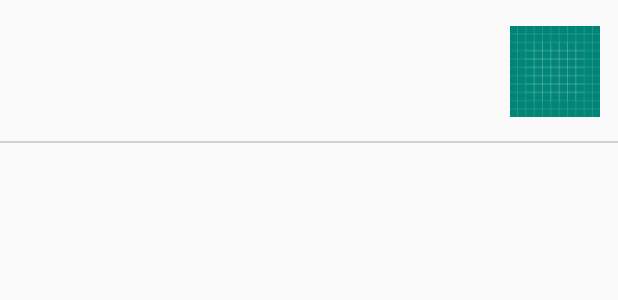
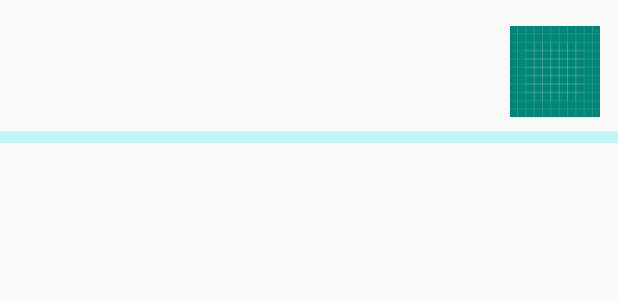
Before and after one commit to fr1014/konwledge, an Android app: the layout item_categorybean.xml on its own in the app's theme, with its tools: preview values and no code run, on a phone screen of 412 x 824 dp. Shown: the top 300 px of the screen. Run offline under Robolectric (Android 15) with nearby library versions, the phone set to English and light mode, and no system bars; network calls fail.

Commit message:
UI更改

```diff
--- a/app/src/main/java/com/fr/konwledge/base/BaseFragment.java
+++ b/app/src/main/java/com/fr/konwledge/base/BaseFragment.java
@@ -13,7 +13,6 @@ import androidx.fragment.app.Fragment;
 
 public abstract class BaseFragment<V extends ViewDataBinding> extends Fragment {
     protected V binding;
-
 
     @Nullable
     @Override
@@ -38,9 +37,4 @@ public abstract class BaseFragment<V extends ViewDataBinding> extends Fragment {
 
     public abstract int initContentView(LayoutInflater inflater, ViewGroup container, Bundle savedInstanceState);
 
-    @Override
-    public void onResume() {
-        super.onResume();
-
-    }
 }
--- a/app/src/main/java/com/fr/konwledge/bean/CategoryBean.java
+++ b/app/src/main/java/com/fr/konwledge/bean/CategoryBean.java
@@ -25,7 +25,6 @@ public class CategoryBean extends BaseObservable {
         this.bean = bean;
         this.mPosition = position;
         initData();
-
     }
 
     public String getDesc() {
--- a/app/src/main/java/com/fr/konwledge/view/fragment/ClassifiedChildFragment.java
+++ b/app/src/main/java/com/fr/konwledge/view/fragment/ClassifiedChildFragment.java
@@ -6,7 +6,6 @@ import android.view.LayoutInflater;
 import android.view.View;
 import android.view.ViewGroup;
 
-import androidx.fragment.app.Fragment;
 import androidx.recyclerview.widget.LinearLayoutManager;
 
 import com.fr.konwledge.R;
--- a/app/src/main/java/com/fr/konwledge/view/fragment/ClassifiedFragment.java
+++ b/app/src/main/java/com/fr/konwledge/view/fragment/ClassifiedFragment.java
@@ -23,7 +23,6 @@ public class ClassifiedFragment extends BaseFragment<FragmentClassifiedBinding>
     private ViewPager mViewPager;
     private List<String> mTitles;
     private List<Fragment> mFragments;
-    private int flag;
 
     public static Fragment getInstance() {
         return new ClassifiedFragment();
@@ -44,7 +43,6 @@ public class ClassifiedFragment extends BaseFragment<FragmentClassifiedBinding>
         mTitles.add("iOS");
         mTitles.add("App");
 
-        flag = mTitles.size();
         mFragments = new ArrayList<>();
         for (int i = 0; i < mTitles.size(); i++){
             mTabLayout.addTab(mTabLayout.newTab().setText(mTitles.get(i)));
@@ -57,8 +55,4 @@ public class ClassifiedFragment extends BaseFragment<FragmentClassifiedBinding>
         mTabLayout.setupWithViewPager(mViewPager);
     }
 
-    @Override
-    public void onResume() {
-        super.onResume();
-    }
 }
--- a/app/src/main/java/com/fr/konwledge/viewmodel/BaseViewModel.java
+++ b/app/src/main/java/com/fr/konwledge/viewmodel/BaseViewModel.java
@@ -9,6 +9,4 @@ public abstract class BaseViewModel<T> {
 
     protected abstract void getData();
 
-
-
 }
--- a/app/src/main/java/com/fr/konwledge/viewmodel/CategoryViewModel.java
+++ b/app/src/main/java/com/fr/konwledge/viewmodel/CategoryViewModel.java
@@ -5,7 +5,6 @@ import com.fr.konwledge.bean.CategoryListBean.ResultsBean;
 import com.fr.konwledge.constant.MainConstant;
 import com.fr.konwledge.model.CategoryModel;
 import com.fr.konwledge.view.IView.ICategoryView;
-import com.fr.konwledge.view.adapter.RVBeanAdapter;
 import com.fr.konwledge.view.adapter.RVCategoryAdapter;
 
 import java.util.List;
--- a/app/src/main/res/layout/item_categorybean.xml
+++ b/app/src/main/res/layout/item_categorybean.xml
@@ -72,8 +72,8 @@
 
         <View
             android:layout_width="match_parent"
-            android:layout_height="1dp"
+            android:layout_height="8dp"
             android:layout_alignParentBottom="true"
-            android:background="@color/black_view" />
+            android:background="@color/view" />
     </RelativeLayout>
 </layout>
--- a/app/src/main/res/layout/item_todaybean.xml
+++ b/app/src/main/res/layout/item_todaybean.xml
@@ -72,8 +72,8 @@
 
         <View
             android:layout_width="match_parent"
-            android:layout_height="1dp"
+            android:layout_height="8dp"
             android:layout_alignParentBottom="true"
-            android:background="@color/black_view" />
+            android:background="@color/view" />
     </RelativeLayout>
 </layout>
--- a/app/src/main/res/values/colors.xml
+++ b/app/src/main/res/values/colors.xml
@@ -1,11 +1,12 @@
 <?xml version="1.0" encoding="utf-8"?>
 <resources>
-    <color name="colorPrimary">#F5B740</color>
-    <color name="colorPrimaryDark">#F5B740</color>
-    <color name="colorAccent">#F5B740</color>
+    <color name="colorPrimary">#FBFDFC</color>
+    <color name="colorPrimaryDark">#00BCD4</color>
+    <color name="colorAccent">#FBFDFC</color>
     <color name="tabs_class">#00BCD4</color>
-    <color name="selected_text">#E9FAD6</color>
-    <color name="black_view">#4D706E6E</color>
-    <color name="text_color">#ff000000</color>
+    <color name="selected_text">#ff000000</color>
+    <color name="unselected_text">#4D706E6E</color>
+    <color name="view">#BEADF5F5</color>
+    <color name="text_color">#CB301717</color>
     <color name="text_title">#FAF5F5</color>
 </resources>
```
Also changed, not shown: app/src/main/java/com/fr/konwledge/utils/DialogHelper.java (+1 -7 lines), app/src/main/res/layout/activity_main.xml (+5 -4 lines), app/src/main/res/layout/fragment_classified.xml (+1 -9 lines).
